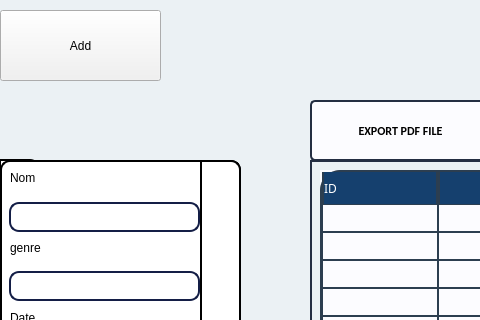
HyperDarkmoon/TVEmpire, file emission.ui: the form before one commit; both pictures show x 0 to 480 and y 0 to 320 of the 1310 by 730 pixel window.
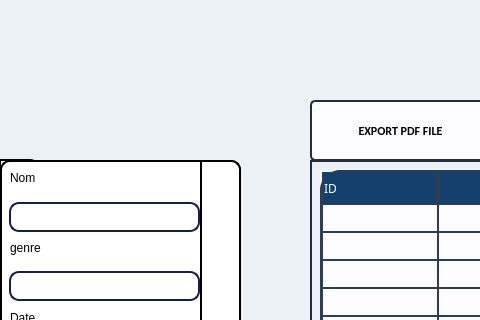
The form after the commit. Icons and pictures are not drawn.

Diff of the .ui file:
```diff
--- a/emission.ui
+++ b/emission.ui
@@ -115,477 +115,6 @@
 }
 </string>
    </property>
-   <widget class="QPushButton" name="add_btn_2">
-    <property name="geometry">
-     <rect>
-      <x>0</x>
-      <y>10</y>
-      <width>161</width>
-      <height>71</height>
-     </rect>
-    </property>
-    <property name="palette">
-     <palette>
-      <active>
-       <colorrole role="WindowText">
-        <brush brushstyle="SolidPattern">
-         <color alpha="255">
-          <red>0</red>
-          <green>0</green>
-          <blue>0</blue>
-         </color>
-        </brush>
-       </colorrole>
-       <colorrole role="Button">
-        <brush brushstyle="SolidPattern">
-         <color alpha="255">
-          <red>241</red>
-          <green>241</green>
-          <blue>241</blue>
-         </color>
-        </brush>
-       </colorrole>
-       <colorrole role="Light">
-        <brush brushstyle="SolidPattern">
-         <color alpha="255">
-          <red>255</red>
-          <green>255</green>
-          <blue>255</blue>
-         </color>
-        </brush>
-       </colorrole>
-       <colorrole role="Midlight">
-        <brush brushstyle="SolidPattern">
-         <color alpha="255">
-          <red>255</red>
-          <green>255</green>
-          <blue>255</blue>
-         </color>
-        </brush>
-       </colorrole>
-       <colorrole role="Dark">
-        <brush brushstyle="SolidPattern">
-         <color alpha="255">
-          <red>127</red>
-          <green>127</green>
-          <blue>127</blue>
-         </color>
-        </brush>
-       </colorrole>
-       <colorrole role="Mid">
-        <brush brushstyle="SolidPattern">
-         <color alpha="255">
-          <red>170</red>
-          <green>170</green>
-          <blue>170</blue>
-         </color>
-        </brush>
-       </colorrole>
-       <colorrole role="Text">
-        <brush brushstyle="SolidPattern">
-         <color alpha="255">
-          <red>0</red>
-          <green>0</green>
-          <blue>0</blue>
-         </color>
-        </brush>
-       </colorrole>
-       <colorrole role="BrightText">
-        <brush brushstyle="SolidPattern">
-         <color alpha="255">
-          <red>255</red>
-          <green>255</green>
-          <blue>255</blue>
-         </color>
-        </brush>
-       </colorrole>
-       <colorrole role="ButtonText">
-        <brush brushstyle="SolidPattern">
-         <color alpha="255">
-          <red>0</red>
-          <green>0</green>
-          <blue>0</blue>
-         </color>
-        </brush>
-       </colorrole>
-       <colorrole role="Base">
-        <brush brushstyle="SolidPattern">
-         <color alpha="255">
-          <red>241</red>
-          <green>241</green>
-          <blue>241</blue>
-         </color>
-        </brush>
-       </colorrole>
-       <colorrole role="Window">
-        <brush brushstyle="SolidPattern">
-         <color alpha="255">
-          <red>241</red>
-          <green>241</green>
-          <blue>241</blue>
-         </color>
-        </brush>
-       </colorrole>
-       <colorrole role="Shadow">
-        <brush brushstyle="SolidPattern">
-         <color alpha="255">
-          <red>0</red>
-          <green>0</green>
-          <blue>0</blue>
-         </color>
-        </brush>
-       </colorrole>
-       <colorrole role="AlternateBase">
-        <brush brushstyle="SolidPattern">
-         <color alpha="255">
-          <red>255</red>
-          <green>255</green>
-          <blue>255</blue>
-         </color>
-        </brush>
-       </colorrole>
-       <colorrole role="ToolTipBase">
-        <brush brushstyle="SolidPattern">
-         <color alpha="255">
-          <red>255</red>
-          <green>255</green>
-          <blue>220</blue>
-         </color>
-        </brush>
-       </colorrole>
-       <colorrole role="ToolTipText">
-        <brush brushstyle="SolidPattern">
-         <color alpha="255">
-          <red>0</red>
-          <green>0</green>
-          <blue>0</blue>
-         </color>
-        </brush>
-       </colorrole>
-       <colorrole role="PlaceholderText">
-        <brush brushstyle="SolidPattern">
-         <color alpha="128">
-          <red>0</red>
-          <green>0</green>
-          <blue>0</blue>
-         </color>
-        </brush>
-       </colorrole>
-      </active>
-      <inactive>
-       <colorrole role="WindowText">
-        <brush brushstyle="SolidPattern">
-         <color alpha="255">
-          <red>0</red>
-          <green>0</green>
-          <blue>0</blue>
-         </color>
-        </brush>
-       </colorrole>
-       <colorrole role="Button">
-        <brush brushstyle="SolidPattern">
-         <color alpha="255">
-          <red>241</red>
-          <green>241</green>
-          <blue>241</blue>
-         </color>
-        </brush>
-       </colorrole>
-       <colorrole role="Light">
-        <brush brushstyle="SolidPattern">
-         <color alpha="255">
-          <red>255</red>
-          <green>255</green>
-          <blue>255</blue>
-         </color>
-        </brush>
-       </colorrole>
-       <colorrole role="Midlight">
-        <brush brushstyle="SolidPattern">
-         <color alpha="255">
-          <red>255</red>
-          <green>255</green>
-          <blue>255</blue>
-         </color>
-        </brush>
-       </colorrole>
-       <colorrole role="Dark">
-        <brush brushstyle="SolidPattern">
-         <color alpha="255">
-          <red>127</red>
-          <green>127</green>
-          <blue>127</blue>
-         </color>
-        </brush>
-       </colorrole>
-       <colorrole role="Mid">
-        <brush brushstyle="SolidPattern">
-         <color alpha="255">
-          <red>170</red>
-          <green>170</green>
-          <blue>170</blue>
-         </color>
-        </brush>
-       </colorrole>
-       <colorrole role="Text">
-        <brush brushstyle="SolidPattern">
-         <color alpha="255">
-          <red>0</red>
-          <green>0</green>
-          <blue>0</blue>
-         </color>
-        </brush>
-       </colorrole>
-       <colorrole role="BrightText">
-        <brush brushstyle="SolidPattern">
-         <color alpha="255">
-          <red>255</red>
-          <green>255</green>
-          <blue>255</blue>
-         </color>
-        </brush>
-       </colorrole>
-       <colorrole role="ButtonText">
-        <brush brushstyle="SolidPattern">
-         <color alpha="255">
-          <red>0</red>
-          <green>0</green>
-          <blue>0</blue>
-         </color>
-        </brush>
-       </colorrole>
-       <colorrole role="Base">
-        <brush brushstyle="SolidPattern">
-         <color alpha="255">
-          <red>241</red>
-          <green>241</green>
-          <blue>241</blue>
-         </color>
-        </brush>
-       </colorrole>
-       <colorrole role="Window">
-        <brush brushstyle="SolidPattern">
-         <color alpha="255">
-          <red>241</red>
-          <green>241</green>
-          <blue>241</blue>
-         </color>
-        </brush>
-       </colorrole>
-       <colorrole role="Shadow">
-        <brush brushstyle="SolidPattern">
-         <color alpha="255">
-          <red>0</red>
-          <green>0</green>
-          <blue>0</blue>
-         </color>
-        </brush>
-       </colorrole>
-       <colorrole role="AlternateBase">
-        <brush brushstyle="SolidPattern">
-         <color alpha="255">
-          <red>255</red>
-          <green>255</green>
-          <blue>255</blue>
-         </color>
-        </brush>
-       </colorrole>
-       <colorrole role="ToolTipBase">
-        <brush brushstyle="SolidPattern">
-         <color alpha="255">
-          <red>255</red>
-          <green>255</green>
-          <blue>220</blue>
-         </color>
-        </brush>
-       </colorrole>
-       <colorrole role="ToolTipText">
-        <brush brushstyle="SolidPattern">
-         <color alpha="255">
-          <red>0</red>
-          <green>0</green>
-          <blue>0</blue>
-         </color>
-        </brush>
-       </colorrole>
-       <colorrole role="PlaceholderText">
-        <brush brushstyle="SolidPattern">
-         <color alpha="128">
-          <red>0</red>
-          <green>0</green>
-          <blue>0</blue>
-         </color>
-        </brush>
-       </colorrole>
-      </inactive>
-      <disabled>
-       <colorrole role="WindowText">
-        <brush brushstyle="SolidPattern">
-         <color alpha="255">
-          <red>127</red>
-          <green>127</green>
-          <blue>127</blue>
-         </color>
-        </brush>
-       </colorrole>
-       <colorrole role="Button">
-        <brush brushstyle="SolidPattern">
-         <color alpha="255">
-          <red>241</red>
-          <green>241</green>
-          <blue>241</blue>
-         </color>
-        </brush>
-       </colorrole>
-       <colorrole role="Light">
-        <brush brushstyle="SolidPattern">
-         <color alpha="255">
-          <red>255</red>
-          <green>255</green>
-          <blue>255</blue>
-         </color>
-        </brush>
-       </colorrole>
-       <colorrole role="Midlight">
-        <brush brushstyle="SolidPattern">
-         <color alpha="255">
-          <red>255</red>
-          <green>255</green>
-          <blue>255</blue>
-         </color>
-        </brush>
-       </colorrole>
-       <colorrole role="Dark">
-        <brush brushstyle="SolidPattern">
-         <color alpha="255">
-          <red>127</red>
-          <green>127</green>
-          <blue>127</blue>
-         </color>
-        </brush>
-       </colorrole>
-       <colorrole role="Mid">
-        <brush brushstyle="SolidPattern">
-         <color alpha="255">
-          <red>170</red>
-          <green>170</green>
-          <blue>170</blue>
-         </color>
-        </brush>
-       </colorrole>
-       <colorrole role="Text">
-        <brush brushstyle="SolidPattern">
-         <color alpha="255">
-          <red>127</red>
-          <green>127</green>
-          <blue>127</blue>
-         </color>
-        </brush>
-       </colorrole>
-       <colorrole role="BrightText">
-        <brush brushstyle="SolidPattern">
-         <color alpha="255">
-          <red>255</red>
-          <green>255</green>
-          <blue>255</blue>
-         </color>
-        </brush>
-       </colorrole>
-       <colorrole role="ButtonText">
-        <brush brushstyle="SolidPattern">
-         <color alpha="255">
-          <red>127</red>
-          <green>127</green>
-          <blue>127</blue>
-         </color>
-        </brush>
-       </colorrole>
-       <colorrole role="Base">
-        <brush brushstyle="SolidPattern">
-         <color alpha="255">
-          <red>241</red>
-          <green>241</green>
-          <blue>241</blue>
-         </color>
-        </brush>
-       </colorrole>
-       <colorrole role="Window">
-        <brush brushstyle="SolidPattern">
-         <color alpha="255">
-          <red>241</red>
-          <green>241</green>
-          <blue>241</blue>
-         </color>
-        </brush>
-       </colorrole>
-       <colorrole role="Shadow">
-        <brush brushstyle="SolidPattern">
-         <color alpha="255">
-          <red>0</red>
-          <green>0</green>
-          <blue>0</blue>
-         </color>
-        </brush>
-       </colorrole>
-       <colorrole role="AlternateBase">
-        <brush brushstyle="SolidPattern">
-         <color alpha="255">
-          <red>255</red>
-          <green>255</green>
-          <blue>255</blue>
-         </color>
-        </brush>
-       </colorrole>
-       <colorrole role="ToolTipBase">
-        <brush brushstyle="SolidPattern">
-         <color alpha="255">
-          <red>255</red>
-          <green>255</green>
-          <blue>220</blue>
-         </color>
-        </brush>
-       </colorrole>
-       <colorrole role="ToolTipText">
-        <brush brushstyle="SolidPattern">
-         <color alpha="255">
-          <red>0</red>
-          <green>0</green>
-          <blue>0</blue>
-         </color>
-        </brush>
-       </colorrole>
-       <colorrole role="PlaceholderText">
-        <brush brushstyle="SolidPattern">
-         <color alpha="128">
-          <red>0</red>
-          <green>0</green>
-          <blue>0</blue>
-         </color>
-        </brush>
-       </colorrole>
-      </disabled>
-     </palette>
-    </property>
-    <property name="autoFillBackground">
-     <bool>false</bool>
-    </property>
-    <property name="styleSheet">
-     <string notr="true">background : #F1F1F1;</string>
-    </property>
-    <property name="text">
-     <string>Add</string>
-    </property>
-    <property name="icon">
-     <iconset>
-      <normaloff>../../#017_Students information system/icons/add.svg</normaloff>../../#017_Students information system/icons/add.svg</iconset>
-    </property>
-    <property name="iconSize">
-     <size>
-      <width>20</width>
-      <height>20</height>
-     </size>
-    </property>
-   </widget>
    <widget class="QLabel" name="label">
     <property name="geometry">
      <rect>
```
Left out of the diff: 1 changed line with no effect on the pictures.
